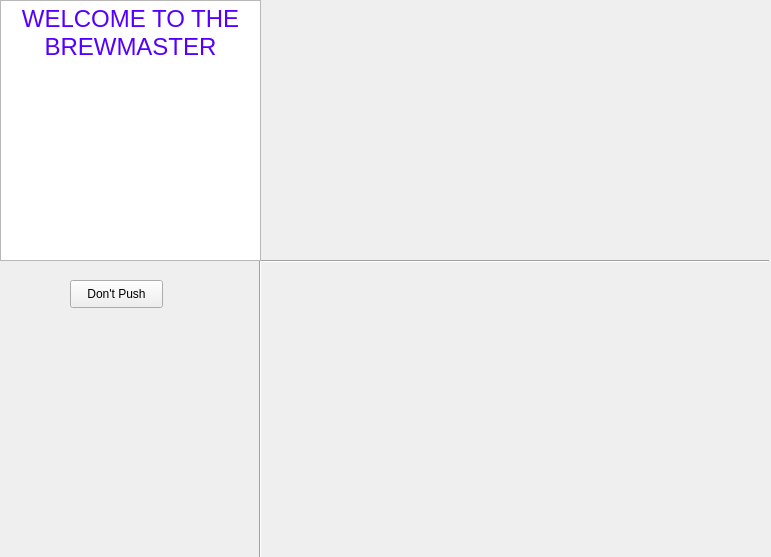
The window that gui/mainWindow.ui (colingibbons/Senior-Project) describes before a commit, drawn with Qt 5.
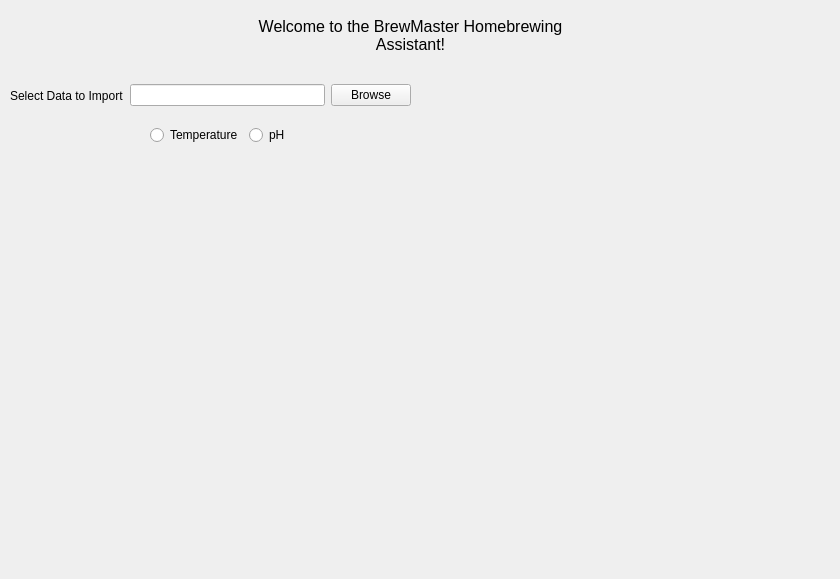
The same window after the commit.

Commit message: File loading functionality added, along with accompanying GUI changes

```diff
--- a/gui/mainWindow.ui
+++ b/gui/mainWindow.ui
@@ -6,111 +6,90 @@
    <rect>
     <x>0</x>
     <y>0</y>
-    <width>771</width>
-    <height>557</height>
+    <width>840</width>
+    <height>579</height>
    </rect>
   </property>
   <property name="windowTitle">
    <string>MainWindow</string>
   </property>
   <widget class="QWidget" name="centralwidget">
-   <widget class="Line" name="Separator">
-    <property name="geometry">
-     <rect>
-      <x>250</x>
-      <y>0</y>
-      <width>20</width>
-      <height>571</height>
-     </rect>
-    </property>
-    <property name="orientation">
-     <enum>Qt::Vertical</enum>
-    </property>
-   </widget>
    <widget class="QLabel" name="label">
     <property name="geometry">
      <rect>
-      <x>350</x>
-      <y>200</y>
-      <width>55</width>
-      <height>16</height>
-     </rect>
-    </property>
-    <property name="text">
-     <string/>
-    </property>
-   </widget>
-   <widget class="QWidget" name="verticalLayoutWidget">
-    <property name="geometry">
-     <rect>
-      <x>260</x>
+      <x>210</x>
       <y>0</y>
-      <width>511</width>
-      <height>261</height>
+      <width>401</width>
+      <height>71</height>
      </rect>
     </property>
-    <layout class="QVBoxLayout" name="verticalLayout">
-     <item>
-      <widget class="QWidget" name="tempWidget" native="true"/>
-     </item>
-    </layout>
+    <property name="text">
+     <string>&lt;html&gt;&lt;head/&gt;&lt;body&gt;&lt;p align=&quot;center&quot;&gt;&lt;span style=&quot; font-size:12pt;&quot;&gt;Welcome to the BrewMaster Homebrewing &lt;br&gt; Assistant!&lt;/span&gt;&lt;/p&gt;&lt;/body&gt;&lt;/html&gt;</string>
+    </property>
    </widget>
-   <widget class="Line" name="line">
+   <widget class="QWidget" name="horizontalLayoutWidget_2">
     <property name="geometry">
      <rect>
-      <x>260</x>
-      <y>260</y>
-      <width>509</width>
-      <height>3</height>
+      <x>10</x>
+      <y>70</y>
+      <width>401</width>
+      <height>51</height>
      </rect>
     </property>
-    <property name="orientation">
-     <enum>Qt::Horizontal</enum>
-    </property>
+    <layout class="QHBoxLayout" name="horizontalLayout_2">
+     <item>
+      <widget class="QLabel" name="searchLabel">
+       <property name="text">
+        <string>Select Data to Import</string>
+       </property>
+      </widget>
+     </item>
+     <item>
+      <widget class="QLineEdit" name="dataSearchText"/>
+     </item>
+     <item>
+      <widget class="QPushButton" name="searchForData">
+       <property name="text">
+        <string>Browse</string>
+       </property>
+      </widget>
+     </item>
+    </layout>
    </widget>
    <widget class="QWidget" name="verticalLayoutWidget_2">
     <property name="geometry">
      <rect>
-      <x>260</x>
-      <y>260</y>
-      <width>511</width>
-      <height>271</height>
+      <x>150</x>
+      <y>120</y>
+      <width>161</width>
+      <height>31</height>
      </rect>
     </property>
-    <layout class="QVBoxLayout" name="verticalLayout_2">
+    <layout class="QHBoxLayout" name="horizontalLayout_3">
      <item>
-      <widget class="QWidget" name="phWidget" native="true"/>
+      <widget class="QRadioButton" name="tempButton">
+       <property name="text">
+        <string>Temperature</string>
+       </property>
+      </widget>
      </item>
+     <item>
+      <widget class="QRadioButton" name="pHButton">
+       <property name="text">
+        <string>pH</string>
+       </property>
+      </widget>
+     </item>
     </layout>
    </widget>
-   <widget class="QTextEdit" name="textEdit">
+   <widget class="QWidget" name="plotWidget" native="true">
     <property name="geometry">
      <rect>
       <x>0</x>
-      <y>0</y>
-      <width>261</width>
-      <height>261</height>
+      <y>230</y>
+      <width>841</width>
+      <height>351</height>
      </rect>
-    </property>
-    <property name="html">
-     <string>&lt;!DOCTYPE HTML PUBLIC &quot;-//W3C//DTD HTML 4.0//EN&quot; &quot;http://www.w3.org/TR/REC-html40/strict.dtd&quot;&gt;
-&lt;html&gt;&lt;head&gt;&lt;meta name=&quot;qrichtext&quot; content=&quot;1&quot; /&gt;&lt;style type=&quot;text/css&quot;&gt;
-p, li { white-space: pre-wrap; }
-&lt;/style&gt;&lt;/head&gt;&lt;body style=&quot; font-family:'MS Shell Dlg 2'; font-size:8pt; font-weight:400; font-style:normal;&quot;&gt;
-&lt;p align=&quot;center&quot; style=&quot; margin-top:12px; margin-bottom:12px; margin-left:0px; margin-right:0px; -qt-block-indent:0; text-indent:0px;&quot;&gt;&lt;span style=&quot; font-size:18pt; color:#5500ff;&quot;&gt;WELCOME TO THE BREWMASTER&lt;/span&gt;&lt;/p&gt;&lt;/body&gt;&lt;/html&gt;</string>
-    </property>
-   </widget>
-   <widget class="QPushButton" name="pushButton">
-    <property name="geometry">
-     <rect>
-      <x>70</x>
-      <y>280</y>
-      <width>93</width>
-      <height>28</height>
-     </rect>
-    </property>
-    <property name="text">
-     <string>Don't Push</string>
     </property>
    </widget>
   </widget>
```
Left out of the diff: 2 changed lines with no effect on the pictures. The commit also changes 2 other files.
